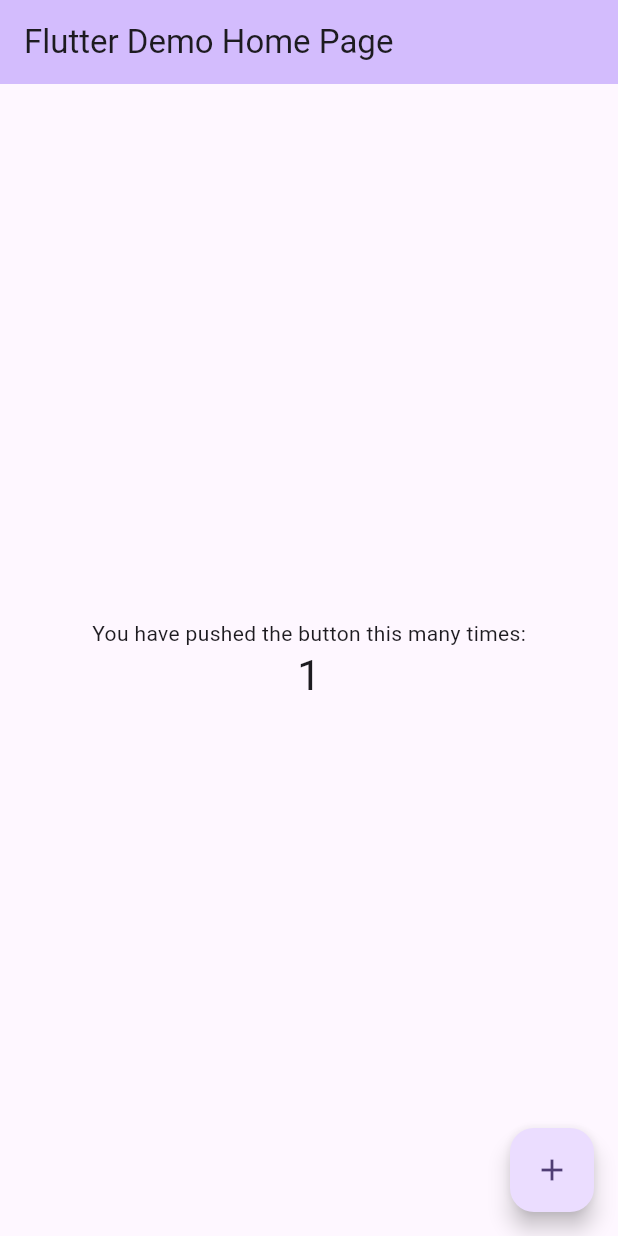
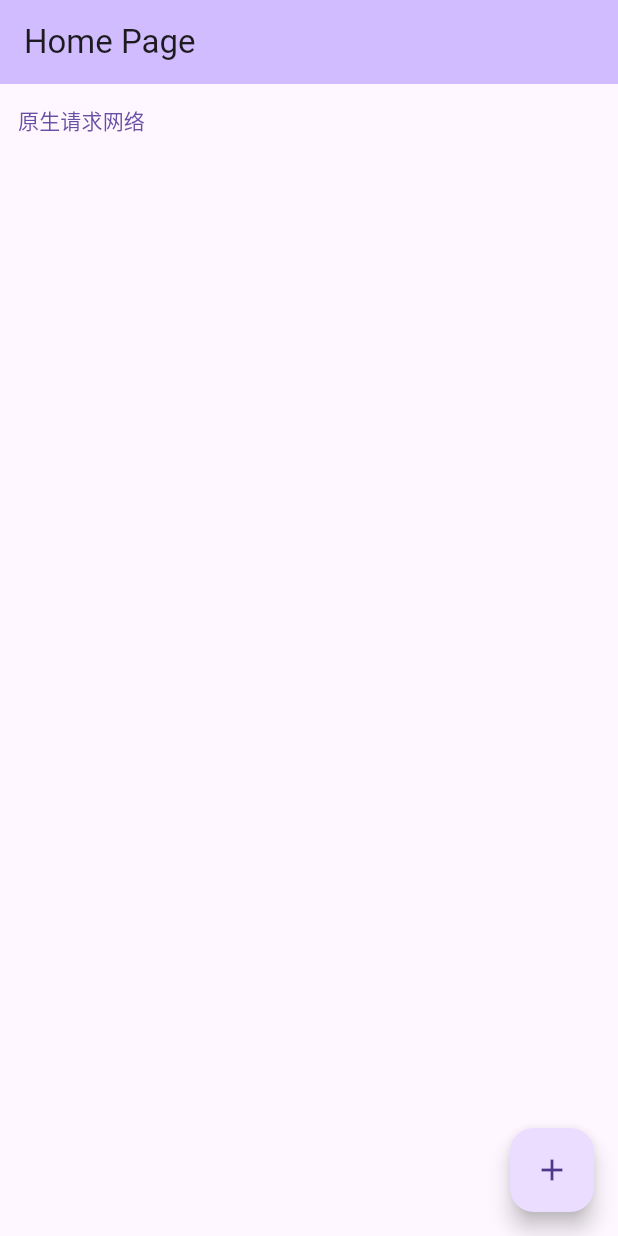
Before and after one commit to maunc/MauncFlutterProject, a Flutter app: the screen it shows after launch, after a tap on the "add" icon, on a phone screen of 412 x 824 dp. Run offline on Flutter 3.47's test engine with Material 3 defaults, Android fonts, the phone set to English and light mode, and no system bars; our stand-ins replace connectivity_plus; network calls fail.

Commit message:
1.flutter原生网络请求

```diff
--- a/lib/main.dart
+++ b/lib/main.dart
@@ -1,23 +1,27 @@
+import 'dart:convert';
+import 'dart:io';
+
 import 'package:flutter/material.dart';
 import 'package:flutter/services.dart';
+import 'package:maunc_flutter_project/bean/test_bean.dart';
+import 'package:maunc_flutter_project/utils/log_utils.dart';
+import 'package:maunc_flutter_project/utils/net_wrok_utils.dart';
 
 void main() {
   runApp(const MyApp());
+
+  NetWorkUtils.connectivityInitState();
 }
 
 class MyApp extends StatelessWidget {
   const MyApp({super.key});
 
-  // This widget is the root of your application.
   @override
   Widget build(BuildContext context) {
-    return MaterialApp(
+    return const MaterialApp(
       title: 'Flutter Demo',
-      theme: ThemeData(
-        colorScheme: ColorScheme.fromSeed(seedColor: Colors.deepPurple),
-        useMaterial3: true,
-      ),
-      home: const MyHomePage(title: 'Flutter Demo Home Page'),
+      home: MyHomePage(title: 'Home Page'),
+      debugShowCheckedModeBanner: false,
     );
   }
 }
@@ -34,25 +38,6 @@ class MyHomePage extends StatefulWidget {
 }
 
 class _MyHomePageState extends State<MyHomePage> {
-  int _counter = 0;
-
-  void _incrementCounter() {
-    setState(() {
-      _counter++;
-    });
-
-    getAndroid();
-  }
-
-  void getAndroid() async {
-    try {
-      String result = await channel.invokeMethod("android_channel_name");
-      print("调用成功  $result");
-    } on PlatformException catch (e) {
-      print(e.toString());
-    }
-  }
-
   @override
   Widget build(BuildContext context) {
     return Scaffold(
@@ -60,25 +45,46 @@ class _MyHomePageState extends State<MyHomePage> {
         backgroundColor: Theme.of(context).colorScheme.inversePrimary,
         title: Text(widget.title),
       ),
-      body: Center(
-        child: Column(
-          mainAxisAlignment: MainAxisAlignment.center,
-          children: <Widget>[
-            const Text(
-              'You have pushed the button this many times:',
-            ),
-            Text(
-              '$_counter',
-              style: Theme.of(context).textTheme.headlineMedium,
-            ),
-          ],
-        ),
+      body: Column(
+        children: <Widget>[
+          TextButton(
+            onPressed: testNetReq,
+            child: const Text("原生请求网络"),
+          ),
+        ],
       ),
       floatingActionButton: FloatingActionButton(
-        onPressed: _incrementCounter,
-        tooltip: 'Increment',
+        onPressed: getAndroid,
         child: const Icon(Icons.add),
       ),
     );
   }
+
+  void getAndroid() async {
+    try {
+      String result = await channel.invokeMethod("android_channel_name");
+      LogUtils.log("调用成功  $result");
+    } on PlatformException catch (e) {
+      LogUtils.log(e.toString());
+    }
+  }
+
+  //原生网络请求
+  void testNetReq() async {
+    var httpClient = HttpClient();
+    var httpUrl = "https://api.oioweb.cn/api/common/history";
+    var uri = Uri.parse(httpUrl);
+
+    var request = await httpClient.getUrl(uri);
+    var response = await request.close();
+    //判断请求结果
+    if (response.statusCode == HttpStatus.ok) {
+      var result = await response.transform(utf8.decoder).join();
+      //打印成功结果
+      LogUtils.log(result);
+    } else {
+      LogUtils.log("${response.statusCode}");
+    }
+    httpClient.close();
+  }
 }
--- /dev/null
+++ b/lib/utils/log_utils.dart
@@ -0,0 +1,9 @@
+import 'package:flutter/foundation.dart';
+
+class LogUtils {
+  static void log(String message) {
+    if (kDebugMode) {
+      print(message);
+    }
+  }
+}
--- /dev/null
+++ b/lib/utils/net_wrok_utils.dart
@@ -0,0 +1,30 @@
+import 'dart:async';
+
+import 'package:connectivity_plus/connectivity_plus.dart';
+
+class NetWorkUtils {
+  static late StreamSubscription<ConnectivityResult> _connectivitySubscription;
+
+  static var isConnect = false;
+
+  static void connectivityInitState() {
+    _connectivitySubscription = Connectivity()
+        .onConnectivityChanged
+        .listen((ConnectivityResult result) {
+      if (result == ConnectivityResult.none) {
+        print("无网");
+        isConnect = false;
+      } else if (result == ConnectivityResult.wifi) {
+        print("网络连接成功 wifi");
+        isConnect = true;
+      } else if (result == ConnectivityResult.mobile) {
+        print("网络连接成功  mobile");
+        isConnect = true;
+      }
+    });
+  }
+
+  static void connectivityDispose() {
+    _connectivitySubscription.cancel();
+  }
+}
--- a/pubspec.yaml
+++ b/pubspec.yaml
@@ -35,6 +35,7 @@ dependencies:
   # The following adds the Cupertino Icons font to your application.
   # Use with the CupertinoIcons class for iOS style icons.
   cupertino_icons: ^1.0.6
+  connectivity_plus: ^3.0.3
 
 dev_dependencies:
   flutter_test:
```
Also changed, not shown: lib/bean/test_bean.dart (added, +86 -0 lines), pubspec.lock, 2 other files.
